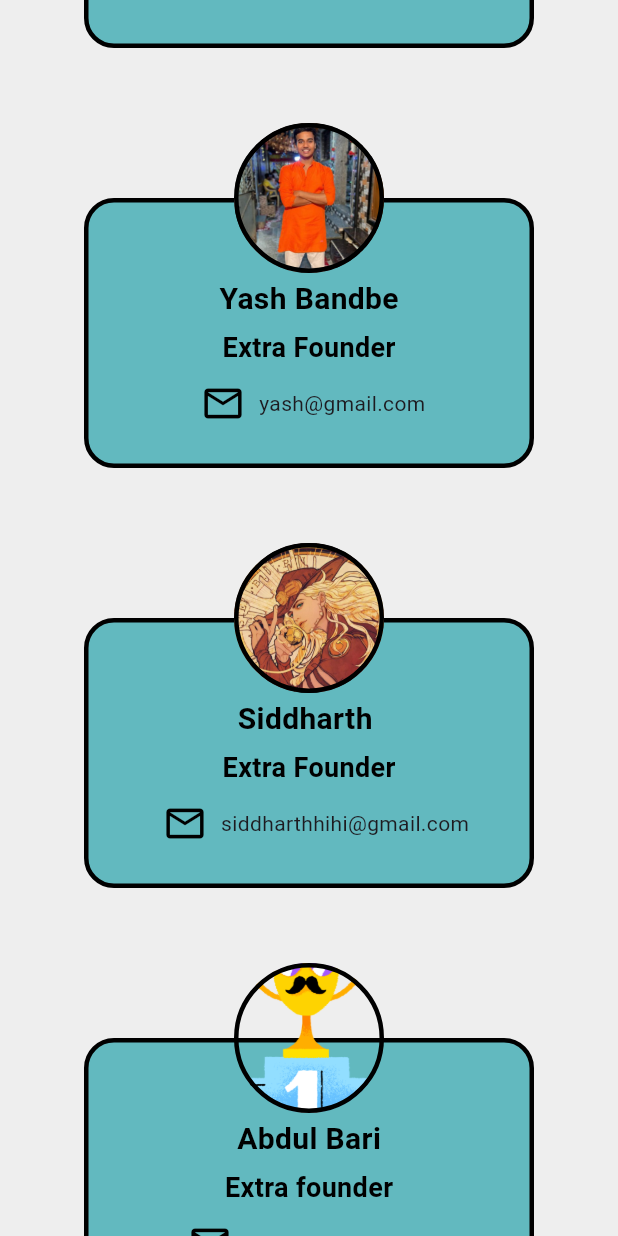
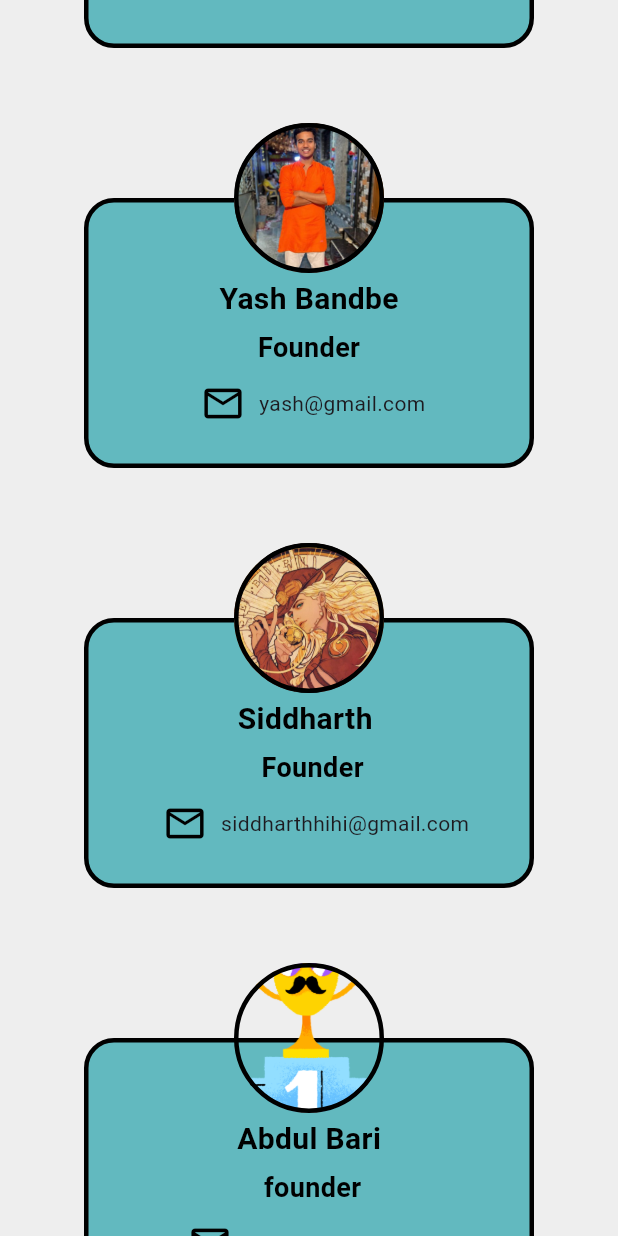
Before and after one commit to yashbandbe/learn_with_ai, a Flutter app: the MentorPage widget shown alone on an empty page, opened directly, scrolled down 576 dp, on a phone screen of 412 x 824 dp. Run offline on Flutter 3.47's test engine with Material 3 defaults, Android fonts, the phone set to English and light mode, and no system bars; our stand-ins replace cloud_firestore, firebase_auth, firebase_core, firebase_storage, flutter_svg, font_awesome_flutter and 3 more; missing offline and left inert: syncfusion_flutter_pdfviewer; accounts and stored records are empty; network calls fail; project files that could hold a hidden picture were left out.

Commit message:
mentor changes

```diff
--- a/lib/Screens/Mentor_Page/mentor.dart
+++ b/lib/Screens/Mentor_Page/mentor.dart
@@ -185,7 +185,7 @@ class _MentorPageState extends State<MentorPage> {
                         height: 5,
                       ),
                       const Text(
-                        "Extra Founder",
+                        "Founder",
                         style: TextStyle(
                             color: Colors.black,
                             fontWeight: FontWeight.bold,
@@ -259,7 +259,7 @@ class _MentorPageState extends State<MentorPage> {
                         height: 5,
                       ),
                       const Text(
-                        "Extra Founder",
+                        " Founder",
                         style: TextStyle(
                             color: Colors.black,
                             fontWeight: FontWeight.bold,
@@ -333,7 +333,7 @@ class _MentorPageState extends State<MentorPage> {
                         height: 5,
                       ),
                       const Text(
-                        "Extra founder",
+                        " founder",
                         style: TextStyle(
                             color: Colors.black,
                             fontWeight: FontWeight.bold,
@@ -407,7 +407,7 @@ class _MentorPageState extends State<MentorPage> {
                         height: 5,
                       ),
                       const Text(
-                        "Extra founder",
+                        " founder",
                         style: TextStyle(
                             color: Colors.black,
                             fontWeight: FontWeight.bold,
@@ -481,7 +481,7 @@ class _MentorPageState extends State<MentorPage> {
                         height: 5,
                       ),
                       const Text(
-                        "Extra founder",
+                        " founder",
                         style: TextStyle(
                             color: Colors.black,
                             fontWeight: FontWeight.bold,
```
